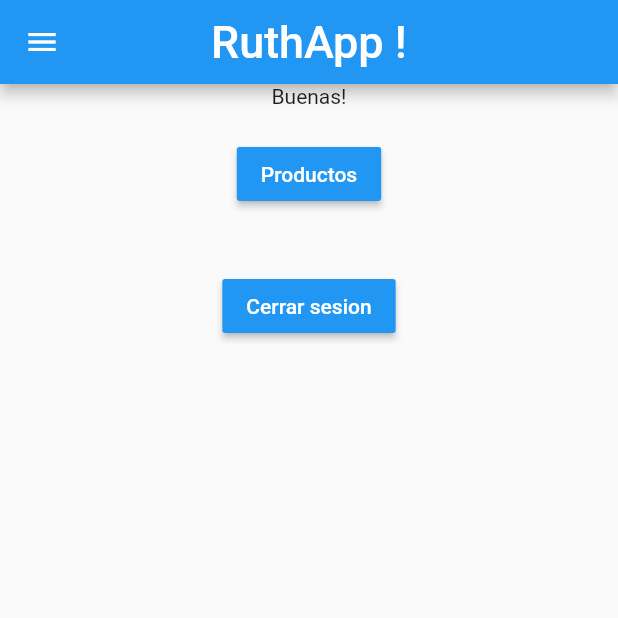
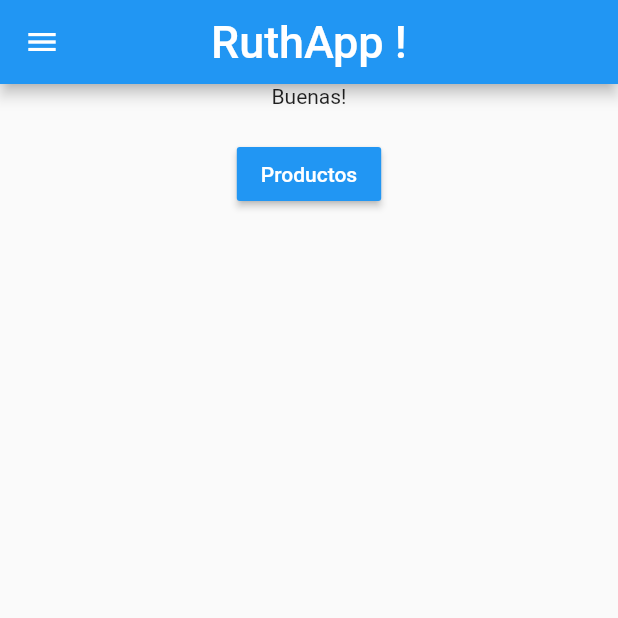
Before and after one commit to stevencode5/RuthApp, a Flutter app: the RuthApp screen opened by its route, on a phone screen of 412 x 824 dp, the top half of it. Run offline on Flutter 3.47's test engine with Material 2 defaults, Android fonts, the phone set to English and light mode, and no system bars; our stand-ins replace cloud_firestore, firebase_auth, google_sign_in; missing offline and left inert: flutter_facebook_login; accounts and stored records are empty.

Commit message:
Reinicio de navegacion al cerrar la sesion desde menu principal

```diff
--- a/lib/menu-principal.dart
+++ b/lib/menu-principal.dart
@@ -1,6 +1,5 @@
 import 'package:firebase_auth/firebase_auth.dart';
 import 'package:flutter/material.dart';
-import 'package:ruthapp/pages/login/login.dart';
 import 'package:ruthapp/pages/login/servicio-autenticacion.dart';
 
 class MenuPrincipal extends StatelessWidget {
@@ -62,8 +61,7 @@ class MenuPrincipal extends StatelessWidget {
 
   void _cerrarSesion(BuildContext context) {
     servicioAutenticacion.cerrarSesion();
-    // TODO - Limpiar navegacion. Enviar a pantalla login
-    //Navigator.pushReplacement(context,  MaterialPageRoute(builder: (context) =>  Login()));
-    //Navigator.of(context).pushNamedAndRemoveUntil('/screen4', (Route<dynamic> route) => false);
+    Navigator.of(context).pushNamedAndRemoveUntil('/login/login', (Route<dynamic> route) => false);
   }
+
 }
--- a/lib/ruthapp.dart
+++ b/lib/ruthapp.dart
@@ -1,7 +1,5 @@
 import 'package:flutter/material.dart';
 import 'package:ruthapp/menu-principal.dart';
-import 'package:ruthapp/pages/login/servicio-autenticacion.dart';
-import 'package:ruthapp/pages/productos/consulta-productos.dart';
 
 class RuthApp extends StatefulWidget {
   @override
@@ -11,8 +9,6 @@ class RuthApp extends StatefulWidget {
 }
 
 class _RuthAppState extends State<RuthApp> {
-
-  ServicioAutenticacion servicioAutenticacion = new ServicioAutenticacion();
 
   @override
   Widget build(BuildContext context) {
@@ -40,17 +36,6 @@ class _RuthAppState extends State<RuthApp> {
                   Navigator.of(context).pushNamed('/productos/consulta-producto');
                 },
                 child: Text('Productos')),
-          ),
-          Container(
-            padding: EdgeInsets.all(20),
-            child: RaisedButton(
-                textColor: Colors.white,
-                color: Colors.blue,
-                onPressed: (){
-                  servicioAutenticacion.cerrarSesion();
-                  Navigator.pop(context);
-                },
-                child: Text('Cerrar sesion')),
           )
         ],
       ))),
```
